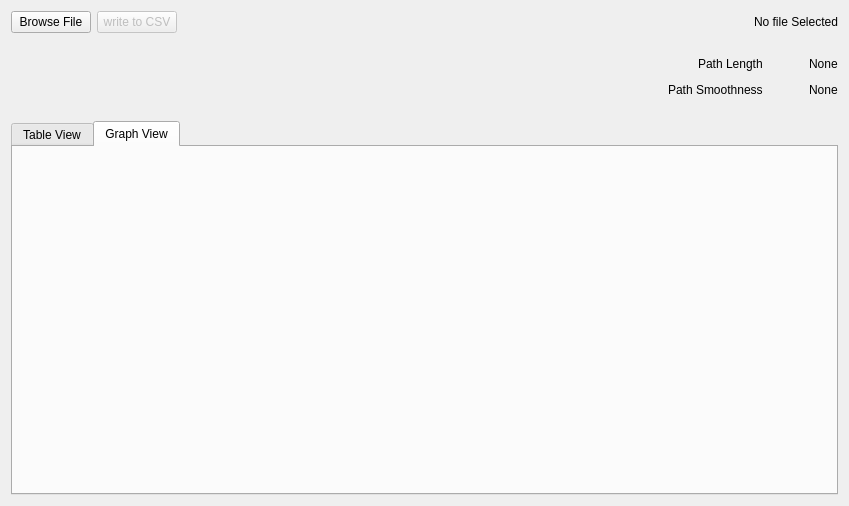
Before: the Qt Designer form src/mainUI.ui in rahulkatiyar19955/gsoc-gui-dev, drawn with Qt 5.
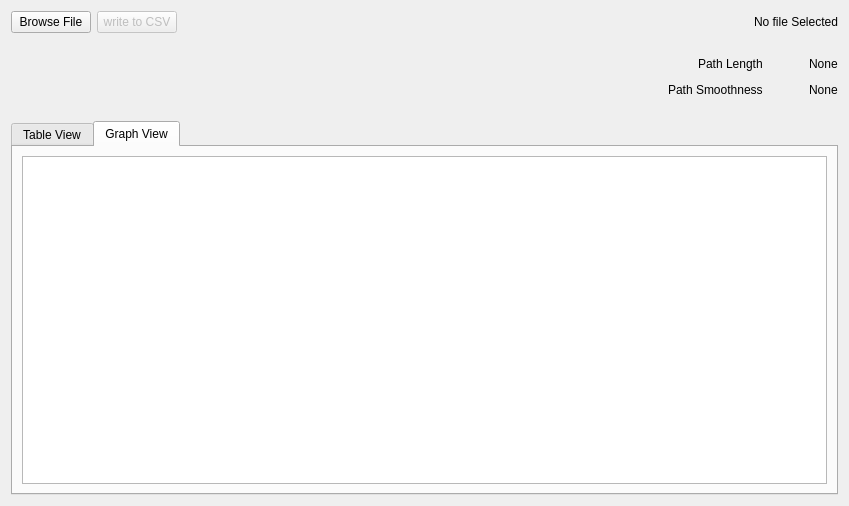
After: the same form once the commit is applied. The open tabs and pages were chosen to show the change.

```diff
--- a/src/mainUI.ui
+++ b/src/mainUI.ui
@@ -218,6 +218,11 @@
         <attribute name="title">
          <string>Graph View</string>
         </attribute>
+        <layout class="QHBoxLayout" name="horizontalLayout_4">
+         <item>
+          <widget class="QGraphicsView" name="graphicsView"/>
+         </item>
+        </layout>
        </widget>
       </widget>
      </item>
```
Left out of the diff: 2 changed lines with no effect on the pictures.
